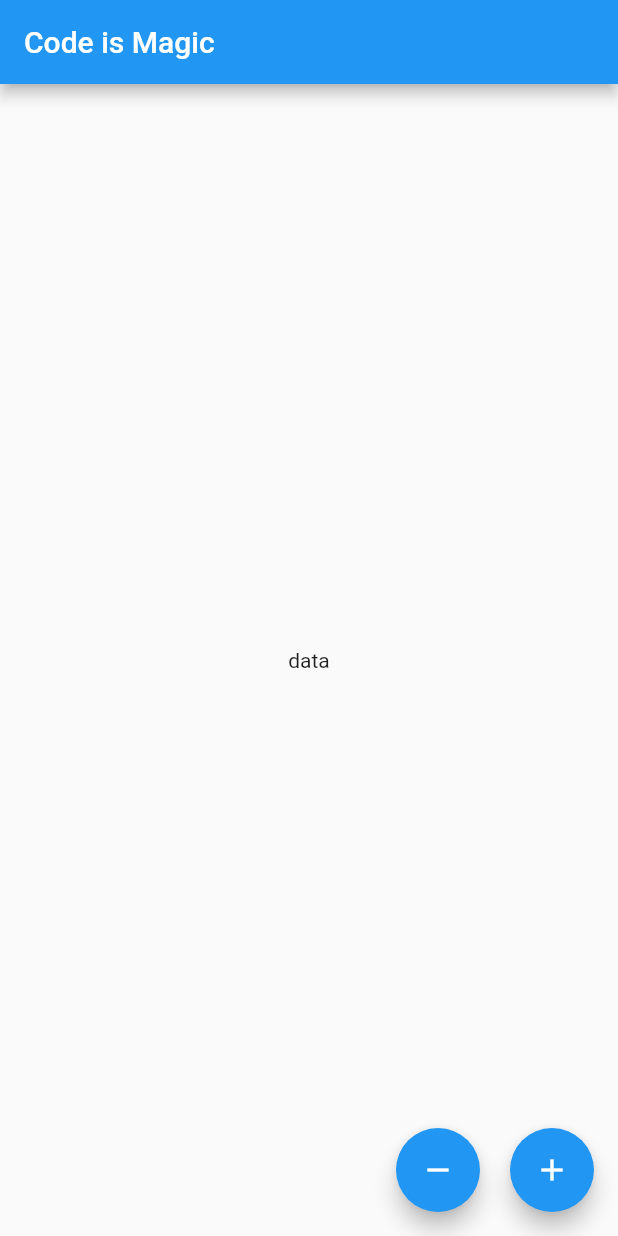
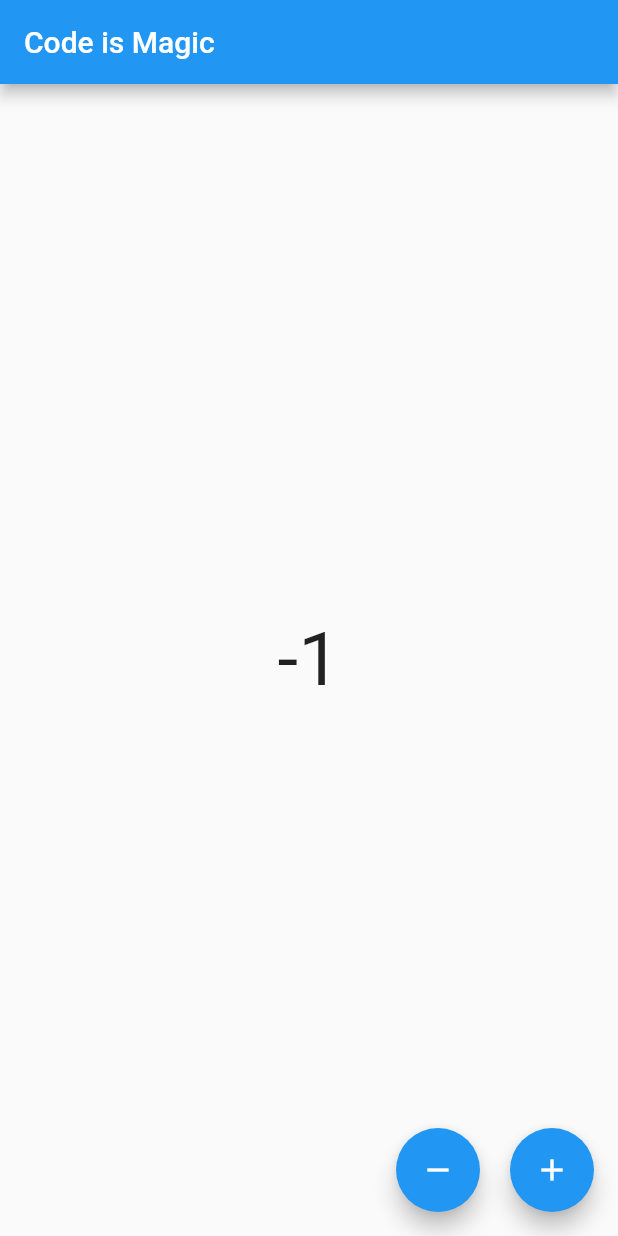
Before and after one commit to Oshinowo/todo-app, a Flutter app: the screen it shows after launch, after a tap on the "remove" icon, on a phone screen of 412 x 824 dp. Run offline on Flutter 3.47's test engine with Material 2 defaults, Android fonts, the phone set to English and light mode, and no system bars; our stand-ins replace equatable, flutter_bloc, hydrated_bloc.

Commit message:
complete app using hyrated_bloc to persist app state to storage

```diff
--- /dev/null
+++ b/lib/blocs/counter/counter_bloc.dart
@@ -0,0 +1,30 @@
+import 'dart:convert';
+import 'package:equatable/equatable.dart';
+import 'package:hydrated_bloc/hydrated_bloc.dart';
+
+part 'counter_event.dart';
+part 'counter_state.dart';
+
+class CounterBloc extends Bloc<CounterEvent, CounterState> with HydratedMixin {
+  CounterBloc() : super(CounterState.initial()) {
+    on<IncreamentCounterEvent>((event, emit) {
+      emit(state.copyWith(counter: state.counter + 1));
+    });
+
+    on<DecreamentCounterEvent>(_decreamentCounter);
+  }
+
+  void _decreamentCounter(DecreamentCounterEvent event, Emitter emit) {
+    emit(state.copyWith(counter: state.counter - 1));
+  }
+
+  @override
+  CounterState? fromJson(Map<String, dynamic> json) {
+    return CounterState.fromMap(json);
+  }
+
+  @override
+  Map<String, dynamic>? toJson(CounterState state) {
+    return state.toMap();
+  }
+}
--- /dev/null
+++ b/lib/blocs/counter/counter_event.dart
@@ -0,0 +1,12 @@
+part of 'counter_bloc.dart';
+
+abstract class CounterEvent extends Equatable {
+  const CounterEvent();
+
+  @override
+  List<Object> get props => [];
+}
+
+class IncreamentCounterEvent extends CounterEvent {}
+
+class DecreamentCounterEvent extends CounterEvent {}
--- /dev/null
+++ b/lib/blocs/counter/counter_state.dart
@@ -0,0 +1,42 @@
+part of 'counter_bloc.dart';
+
+class CounterState extends Equatable {
+  final int counter;
+
+  const CounterState({required this.counter});
+
+  factory CounterState.initial() {
+    return const CounterState(counter: 0);
+  }
+
+  CounterState copyWith({
+    int? counter,
+  }) {
+    return CounterState(
+      counter: counter ?? this.counter,
+    );
+  }
+
+  @override
+  bool get stringify => true;
+
+  @override
+  List<Object> get props => [counter];
+
+  Map<String, dynamic> toMap() {
+    return <String, dynamic>{
+      'counter': counter,
+    };
+  }
+
+  factory CounterState.fromMap(Map<String, dynamic> map) {
+    return CounterState(
+      counter: map['counter'] as int,
+    );
+  }
+
+  String toJson() => json.encode(toMap());
+
+  factory CounterState.fromJson(String source) =>
+      CounterState.fromMap(json.decode(source) as Map<String, dynamic>);
+}
--- a/lib/main.dart
+++ b/lib/main.dart
@@ -1,8 +1,25 @@
 import 'package:flutter/material.dart';
+import 'package:flutter_bloc/flutter_bloc.dart';
+import 'package:hydrated_bloc/hydrated_bloc.dart';
+import 'package:path_provider/path_provider.dart';
+import 'package:todo_app/blocs/counter/counter_bloc.dart';
 import 'package:todo_app/screens/home_screen.dart';
 
-void main() {
-  runApp(const TodoApp());
+void main() async {
+  WidgetsFlutterBinding.ensureInitialized();
+  HydratedBloc.storage = await HydratedStorage.build(
+    storageDirectory: await getApplicationDocumentsDirectory(),
+  );
+  runApp(
+    MultiBlocProvider(
+      providers: [
+        BlocProvider<CounterBloc>(
+          create: (context) => CounterBloc(),
+        ),
+      ],
+      child: const TodoApp(),
+    ),
+  );
 }
 
 class TodoApp extends StatelessWidget {
--- a/lib/screens/home_screen.dart
+++ b/lib/screens/home_screen.dart
@@ -1,4 +1,6 @@
 import 'package:flutter/material.dart';
+import 'package:flutter_bloc/flutter_bloc.dart';
+import 'package:todo_app/blocs/counter/counter_bloc.dart';
 
 class HomeScreen extends StatefulWidget {
   const HomeScreen({Key? key}) : super(key: key);
@@ -14,14 +16,21 @@ class _HomeScreenState extends State<HomeScreen> {
       appBar: AppBar(
         title: const Text('Code is Magic'),
       ),
-      body: const Center(
-        child: Text('data'),
+      body: Center(
+        child: Text(
+          '${context.watch<CounterBloc>().state.counter}',
+          style: const TextStyle(
+            fontSize: 50,
+          ),
+        ),
       ),
       floatingActionButton: Row(
         mainAxisAlignment: MainAxisAlignment.end,
         children: [
           FloatingActionButton(
-            onPressed: () async {},
+            onPressed: () async {
+              context.read<CounterBloc>().add(DecreamentCounterEvent());
+            },
             child: const Icon(
               Icons.remove,
             ),
@@ -30,7 +39,9 @@ class _HomeScreenState extends State<HomeScreen> {
             width: 20,
           ),
           FloatingActionButton(
-            onPressed: () async {},
+            onPressed: () async {
+              context.read<CounterBloc>().add(IncreamentCounterEvent());
+            },
             child: const Icon(
               Icons.add,
             ),
--- a/pubspec.yaml
+++ b/pubspec.yaml
@@ -18,8 +18,8 @@ dependencies:
   rename: ^2.0.1
   flutter_bloc: ^8.1.1
   equatable: ^2.0.3
-  permission_handler: ^10.0.0
-  ussd_advanced: ^1.0.0
+  hydrated_bloc: ^9.0.0
+  path_provider: ^2.0.11
 
 
 dev_dependencies:
```
Also changed, not shown: pubspec.lock, 4 other files.
